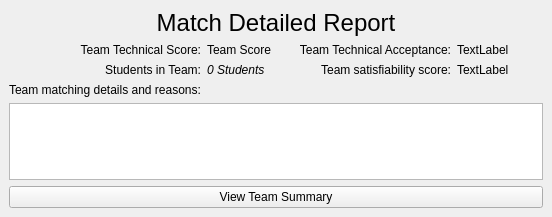
Above: AlgorithmExecution/teamcellwidget.ui from zcharli/carleton-student-project-partner-finder before the change. Below: the same form after it.
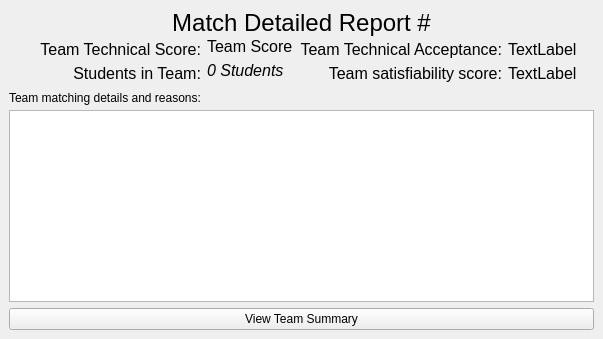
That is the form after the change. The open tabs and pages were chosen to show the change.

Commit message:
Styling changes for match summary and added icons for different log types
Added text for adding student havent been easily matched. Made changes on the match summary UI. Changed Login to a stacked widget to allow easy transition between.

```diff
--- a/AlgorithmExecution/teamcellwidget.ui
+++ b/AlgorithmExecution/teamcellwidget.ui
@@ -6,14 +6,20 @@
    <rect>
     <x>0</x>
     <y>0</y>
-    <width>552</width>
-    <height>217</height>
+    <width>603</width>
+    <height>339</height>
    </rect>
   </property>
+  <property name="sizePolicy">
+   <sizepolicy hsizetype="Preferred" vsizetype="Preferred">
+    <horstretch>0</horstretch>
+    <verstretch>0</verstretch>
+   </sizepolicy>
+  </property>
   <property name="windowTitle">
    <string>Form</string>
   </property>
-  <layout class="QVBoxLayout" name="verticalLayout_2">
+  <layout class="QGridLayout" name="gridLayout_4">
    <property name="leftMargin">
     <number>0</number>
    </property>
@@ -26,90 +32,43 @@
    <property name="bottomMargin">
     <number>0</number>
    </property>
-   <item>
+   <item row="0" column="0">
     <widget class="QStackedWidget" name="stackedWidget">
+     <property name="sizePolicy">
+      <sizepolicy hsizetype="Preferred" vsizetype="Preferred">
+       <horstretch>0</horstretch>
+       <verstretch>0</verstretch>
+      </sizepolicy>
+     </property>
      <property name="currentIndex">
-      <number>0</number>
+      <number>1</number>
      </property>
      <widget class="QWidget" name="DetailedSummary">
+      <property name="sizePolicy">
+       <sizepolicy hsizetype="Preferred" vsizetype="Preferred">
+        <horstretch>0</horstretch>
+        <verstretch>0</verstretch>
+       </sizepolicy>
+      </property>
       <layout class="QVBoxLayout" name="verticalLayout">
        <item>
         <layout class="QGridLayout" name="gridLayout_2">
-         <item row="1" column="2">
-          <widget class="QLabel" name="lblTeamNeedScoreReadonly">
-           <property name="sizePolicy">
-            <sizepolicy hsizetype="Preferred" vsizetype="Minimum">
-             <horstretch>0</horstretch>
-             <verstretch>0</verstretch>
-            </sizepolicy>
-           </property>
-           <property name="text">
-            <string>Team Technical Acceptance:</string>
-           </property>
-           <property name="alignment">
-            <set>Qt::AlignRight|Qt::AlignTrailing|Qt::AlignVCenter</set>
-           </property>
-          </widget>
-         </item>
-         <item row="6" column="0" colspan="4">
-          <widget class="QListWidget" name="lstMatchSummaryReasons">
-           <property name="sizePolicy">
-            <sizepolicy hsizetype="Expanding" vsizetype="Preferred">
-             <horstretch>0</horstretch>
-             <verstretch>0</verstretch>
-            </sizepolicy>
-           </property>
-          </widget>
-         </item>
-         <item row="4" column="0">
-          <widget class="QLabel" name="lblStudentsInTeam">
-           <property name="sizePolicy">
-            <sizepolicy hsizetype="Preferred" vsizetype="Fixed">
-             <horstretch>0</horstretch>
-             <verstretch>0</verstretch>
-            </sizepolicy>
-           </property>
-           <property name="text">
-            <string>Team matching details and reasons:</string>
-           </property>
-          </widget>
-         </item>
-         <item row="7" column="0" colspan="4">
-          <widget class="QPushButton" name="btnDetails">
-           <property name="text">
-            <string>View Team Summary</string>
-           </property>
-          </widget>
-         </item>
-         <item row="2" column="1">
-          <widget class="QLabel" name="lblNumStudentsRegistered">
-           <property name="sizePolicy">
-            <sizepolicy hsizetype="Preferred" vsizetype="Minimum">
-             <horstretch>0</horstretch>
-             <verstretch>0</verstretch>
-            </sizepolicy>
-           </property>
-           <property name="font">
-            <font>
-             <italic>true</italic>
-            </font>
-           </property>
-           <property name="text">
-            <string>0 Students</string>
-           </property>
-           <property name="alignment">
-            <set>Qt::AlignLeading|Qt::AlignLeft|Qt::AlignTop</set>
-           </property>
-          </widget>
-         </item>
+         <property name="verticalSpacing">
+          <number>0</number>
+         </property>
          <item row="2" column="2">
           <widget class="QLabel" name="lblTeamSatScoreReadonly">
            <property name="sizePolicy">
-            <sizepolicy hsizetype="Preferred" vsizetype="Minimum">
+            <sizepolicy hsizetype="Preferred" vsizetype="Preferred">
              <horstretch>0</horstretch>
              <verstretch>0</verstretch>
             </sizepolicy>
            </property>
+           <property name="font">
+            <font>
+             <pointsize>12</pointsize>
+            </font>
+           </property>
            <property name="text">
             <string>Team satisfiability score:</string>
            </property>
@@ -118,27 +77,53 @@
            </property>
           </widget>
          </item>
-         <item row="1" column="3">
-          <widget class="QLabel" name="lblTeamNeedScore">
+         <item row="4" column="0">
+          <widget class="QLabel" name="lblStudentsInTeam">
            <property name="sizePolicy">
-            <sizepolicy hsizetype="Preferred" vsizetype="Minimum">
+            <sizepolicy hsizetype="Preferred" vsizetype="Preferred">
              <horstretch>0</horstretch>
              <verstretch>0</verstretch>
             </sizepolicy>
            </property>
            <property name="text">
-            <string>TextLabel</string>
+            <string>Team matching details and reasons:</string>
+           </property>
+          </widget>
+         </item>
+         <item row="1" column="2">
+          <widget class="QLabel" name="lblTeamNeedScoreReadonly">
+           <property name="sizePolicy">
+            <sizepolicy hsizetype="Preferred" vsizetype="Preferred">
+             <horstretch>0</horstretch>
+             <verstretch>0</verstretch>
+            </sizepolicy>
+           </property>
+           <property name="font">
+            <font>
+             <pointsize>12</pointsize>
+            </font>
+           </property>
+           <property name="text">
+            <string>Team Technical Acceptance:</string>
+           </property>
+           <property name="alignment">
+            <set>Qt::AlignRight|Qt::AlignTrailing|Qt::AlignVCenter</set>
            </property>
           </widget>
          </item>
          <item row="2" column="0">
           <widget class="QLabel" name="lblNumStuInTeamReadonly">
            <property name="sizePolicy">
-            <sizepolicy hsizetype="Preferred" vsizetype="Minimum">
+            <sizepolicy hsizetype="Preferred" vsizetype="Preferred">
              <horstretch>0</horstretch>
              <verstretch>0</verstretch>
             </sizepolicy>
            </property>
+           <property name="font">
+            <font>
+             <pointsize>12</pointsize>
+            </font>
+           </property>
            <property name="layoutDirection">
             <enum>Qt::LeftToRight</enum>
            </property>
@@ -150,43 +135,59 @@
            </property>
           </widget>
          </item>
-         <item row="1" column="1">
-          <widget class="QLabel" name="lblTeamScore">
-           <property name="sizePolicy">
-            <sizepolicy hsizetype="Preferred" vsizetype="Minimum">
-             <horstretch>0</horstretch>
-             <verstretch>0</verstretch>
-            </sizepolicy>
-           </property>
-           <property name="text">
-            <string>Team Score</string>
-           </property>
-           <property name="alignment">
-            <set>Qt::AlignLeading|Qt::AlignLeft|Qt::AlignTop</set>
-           </property>
-          </widget>
-         </item>
          <item row="2" column="3">
           <widget class="QLabel" name="lblSatisfiabilityScore">
            <property name="sizePolicy">
-            <sizepolicy hsizetype="Preferred" vsizetype="Minimum">
+            <sizepolicy hsizetype="Preferred" vsizetype="Preferred">
              <horstretch>0</horstretch>
              <verstretch>0</verstretch>
             </sizepolicy>
            </property>
+           <property name="font">
+            <font>
+             <pointsize>12</pointsize>
+            </font>
+           </property>
            <property name="text">
             <string>TextLabel</string>
            </property>
           </widget>
          </item>
+         <item row="2" column="1">
+          <widget class="QLabel" name="lblNumStudentsRegistered">
+           <property name="sizePolicy">
+            <sizepolicy hsizetype="Preferred" vsizetype="Preferred">
+             <horstretch>0</horstretch>
+             <verstretch>0</verstretch>
+            </sizepolicy>
+           </property>
+           <property name="font">
+            <font>
+             <pointsize>12</pointsize>
+             <italic>true</italic>
+            </font>
+           </property>
+           <property name="text">
+            <string>0 Students</string>
+           </property>
+           <property name="alignment">
+            <set>Qt::AlignLeading|Qt::AlignLeft|Qt::AlignTop</set>
+           </property>
+          </widget>
+         </item>
          <item row="1" column="0">
           <widget class="QLabel" name="lblTeamTechScoreReadonly">
            <property name="sizePolicy">
-            <sizepolicy hsizetype="Preferred" vsizetype="Minimum">
+            <sizepolicy hsizetype="Preferred" vsizetype="Preferred">
              <horstretch>0</horstretch>
              <verstretch>0</verstretch>
             </sizepolicy>
            </property>
+           <property name="font">
+            <font>
+             <pointsize>12</pointsize>
+            </font>
+           </property>
            <property name="text">
             <string>Team Technical Score:</string>
            </property>
@@ -195,33 +196,119 @@
            </property>
           </widget>
          </item>
+         <item row="1" column="1">
+          <widget class="QLabel" name="lblTeamScore">
+           <property name="sizePolicy">
+            <sizepolicy hsizetype="Preferred" vsizetype="Preferred">
+             <horstretch>0</horstretch>
+             <verstretch>0</verstretch>
+            </sizepolicy>
+           </property>
+           <property name="font">
+            <font>
+             <pointsize>12</pointsize>
+            </font>
+           </property>
+           <property name="text">
+            <string>Team Score</string>
+           </property>
+           <property name="alignment">
+            <set>Qt::AlignLeading|Qt::AlignLeft|Qt::AlignTop</set>
+           </property>
+          </widget>
+         </item>
+         <item row="1" column="3">
+          <widget class="QLabel" name="lblTeamNeedScore">
+           <property name="sizePolicy">
+            <sizepolicy hsizetype="Preferred" vsizetype="Preferred">
+             <horstretch>0</horstretch>
+             <verstretch>0</verstretch>
+            </sizepolicy>
+           </property>
+           <property name="font">
+            <font>
+             <pointsize>12</pointsize>
+            </font>
+           </property>
+           <property name="text">
+            <string>TextLabel</string>
+           </property>
+          </widget>
+         </item>
          <item row="0" column="0" colspan="4">
-          <widget class="QLabel" name="label">
+          <widget class="QLabel" name="lblDetailTitle">
+           <property name="sizePolicy">
+            <sizepolicy hsizetype="Preferred" vsizetype="Preferred">
+             <horstretch>0</horstretch>
+             <verstretch>0</verstretch>
+            </sizepolicy>
+           </property>
            <property name="font">
             <font>
              <pointsize>18</pointsize>
             </font>
            </property>
            <property name="text">
-            <string>Match Detailed Report</string>
+            <string>Match Detailed Report #</string>
            </property>
            <property name="alignment">
             <set>Qt::AlignCenter</set>
            </property>
           </widget>
          </item>
+         <item row="6" column="0" colspan="4">
+          <widget class="QListWidget" name="lstMatchSummaryReasons">
+           <property name="enabled">
+            <bool>true</bool>
+           </property>
+           <property name="sizePolicy">
+            <sizepolicy hsizetype="Expanding" vsizetype="Maximum">
+             <horstretch>0</horstretch>
+             <verstretch>0</verstretch>
+            </sizepolicy>
+           </property>
+           <property name="minimumSize">
+            <size>
+             <width>0</width>
+             <height>75</height>
+            </size>
+           </property>
+           <property name="styleSheet">
+            <string notr="true">color:white;</string>
+           </property>
+          </widget>
+         </item>
         </layout>
        </item>
+       <item>
+        <widget class="QPushButton" name="btnDetails">
+         <property name="sizePolicy">
+          <sizepolicy hsizetype="Minimum" vsizetype="Fixed">
+           <horstretch>0</horstretch>
+           <verstretch>0</verstretch>
+          </sizepolicy>
+         </property>
+         <property name="text">
+          <string>View Team Summary</string>
+         </property>
+        </widget>
+       </item>
       </layout>
      </widget>
      <widget class="QWidget" name="MatchSummary">
+      <property name="sizePolicy">
+       <sizepolicy hsizetype="Preferred" vsizetype="Preferred">
+        <horstretch>0</horstretch>
+        <verstretch>0</verstretch>
+       </sizepolicy>
+      </property>
       <layout class="QGridLayout" name="gridLayout_3">
        <item row="1" column="0">
         <layout class="QGridLayout" name="gridLayout">
          <property name="verticalSpacing">
           <number>6</number>
          </property>
-         <item row="2" column="0" colspan="2">
+         <item row="3" column="0" colspan="3">
           <widget class="QPushButton" name="btnBack">
            <property name="sizePolicy">
             <sizepolicy hsizetype="Preferred" vsizetype="Fixed">
@@ -235,9 +322,34 @@
           </widget>
          </item>
          <item row="1" column="0">
+          <widget class="QLabel" name="lblRules">
+           <property name="sizePolicy">
+            <sizepolicy hsizetype="Preferred" vsizetype="Fixed">
+             <horstretch>0</horstretch>
+             <verstretch>0</verstretch>
+            </sizepolicy>
+           </property>
+           <property name="text">
+            <string>This team has the following students:</string>
+           </property>
+          </widget>
+         </item>
+         <item row="0" column="0">
+          <widget class="QLabel" name="lblTeamNumber">
+           <property name="font">
+            <font>
+             <pointsize>18</pointsize>
+            </font>
+           </property>
+           <property name="text">
+            <string>Team #</string>
+           </property>
+          </widget>
+         </item>
+         <item row="2" column="0" colspan="3">
           <widget class="QScrollArea" name="scrollArea">
            <property name="sizePolicy">
-            <sizepolicy hsizetype="Expanding" vsizetype="Expanding">
+            <sizepolicy hsizetype="Preferred" vsizetype="Preferred">
              <horstretch>0</horstretch>
              <verstretch>0</verstretch>
             </sizepolicy>
@@ -250,35 +362,61 @@
              <rect>
               <x>0</x>
               <y>0</y>
-              <width>524</width>
-              <height>145</height>
+              <width>581</width>
+              <height>210</height>
              </rect>
             </property>
             <layout class="QVBoxLayout" name="verticalLayout_4">
              <item>
-              <widget class="QListWidget" name="lstStudentList">
+              <widget class="QTableWidget" name="tblRegisteredStudent">
                <property name="sizePolicy">
-                <sizepolicy hsizetype="Preferred" vsizetype="Expanding">
+                <sizepolicy hsizetype="Preferred" vsizetype="Preferred">
                  <horstretch>0</horstretch>
                  <verstretch>0</verstretch>
                 </sizepolicy>
                </property>
+               <property name="styleSheet">
+                <string notr="true">color:white;</string>
+               </property>
               </widget>
              </item>
             </layout>
            </widget>
           </widget>
          </item>
-         <item row="0" column="0">
-          <widget class="QLabel" name="lblRules">
+         <item row="0" column="2">
+          <widget class="QLabel" name="lblSummarySAT">
            <property name="sizePolicy">
-            <sizepolicy hsizetype="Preferred" vsizetype="Fixed">
+            <sizepolicy hsizetype="Fixed" vsizetype="Preferred">
              <horstretch>0</horstretch>
              <verstretch>0</verstretch>
             </sizepolicy>
            </property>
+           <property name="font">
+            <font>
+             <pointsize>14</pointsize>
+            </font>
+           </property>
            <property name="text">
-            <string>This team has the following students:</string>
+            <string>Sat #</string>
+           </property>
+           <property name="alignment">
+            <set>Qt::AlignRight|Qt::AlignTrailing|Qt::AlignVCenter</set>
+           </property>
+          </widget>
+         </item>
+         <item row="0" column="1">
+          <widget class="QLabel" name="lblSatisfactionReadonly">
+           <property name="font">
+            <font>
+             <pointsize>14</pointsize>
+            </font>
+           </property>
+           <property name="text">
+            <string>Skills Deviation:</string>
+           </property>
+           <property name="alignment">
+            <set>Qt::AlignRight|Qt::AlignTrailing|Qt::AlignVCenter</set>
            </property>
           </widget>
          </item>
```
The commit also changes 29 other files.
